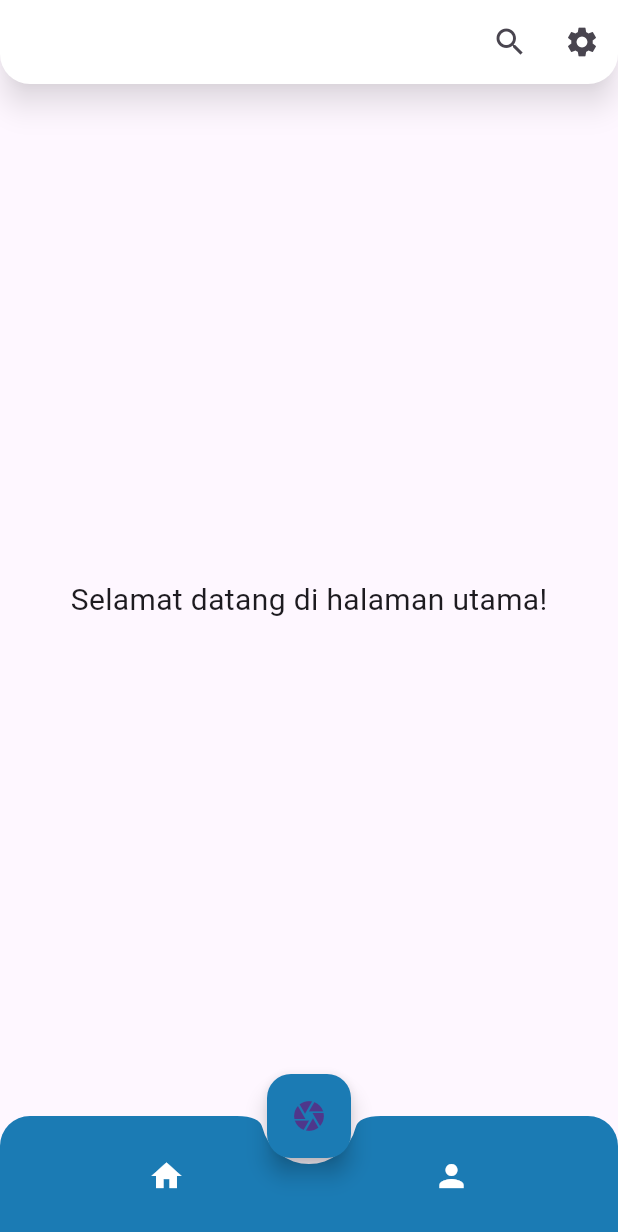
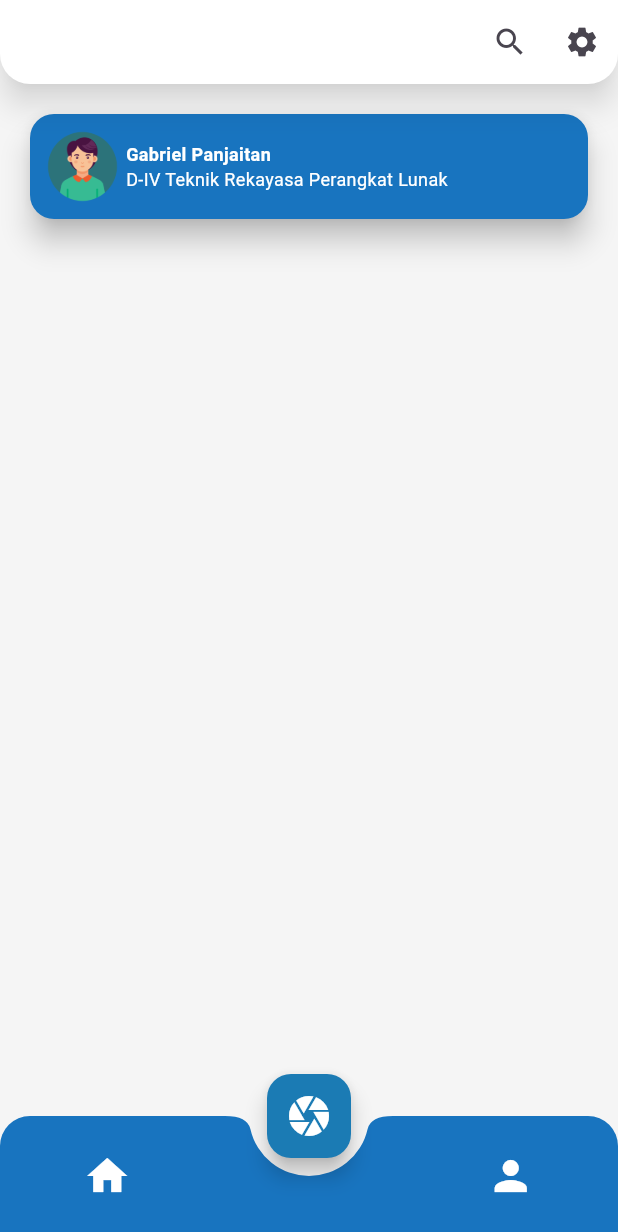
Before and after one commit to pernadi/presensi_app_new_master, a Flutter app: the screen it shows after launch, on a phone screen of 412 x 824 dp. Shown: the top 1232 px of the screen. Run offline on Flutter 3.47's test engine with Material 3 defaults, Android fonts, the phone set to English and light mode, and no system bars.

Commit message:
home page [inprogress]

```diff
--- a/lib/screens/home/home_screen.dart
+++ b/lib/screens/home/home_screen.dart
@@ -1,5 +1,4 @@
 import 'package:flutter/material.dart';
-import 'dart:async';
 
 class HomeScreen extends StatelessWidget {
   const HomeScreen({super.key});
@@ -7,6 +6,7 @@ class HomeScreen extends StatelessWidget {
   @override
   Widget build(BuildContext context) {
     return Scaffold(
+      backgroundColor: const Color(0xFFF5F5F5),
       // AppBar di bagian atas
       appBar: AppBar(
         centerTitle: false,
@@ -34,13 +34,82 @@ class HomeScreen extends StatelessWidget {
           ),
         ],
       ),
+
+
+
       // Body utama
-      body: const Center(
-        child: Text(
-          'Selamat datang di halaman utama!',
-          style: TextStyle(fontSize: 20),
-        ),
+      body: Column(
+        mainAxisAlignment: MainAxisAlignment.start,
+        children: [
+          Padding(
+              padding: const EdgeInsets.all(16.0),
+              child: Card(
+                  color: const Color(0xFF1874BF),
+                  elevation: 8, // Bayangan kartu
+                  shape: RoundedRectangleBorder(
+                    borderRadius: BorderRadius.circular(16), // Radius sudut kartu
+                  ),
+                  child: Padding(
+                    padding: EdgeInsets.all(10.0),
+                    child: Column(
+                      mainAxisAlignment: MainAxisAlignment.start,
+                      children: [
+                        Padding(
+                          padding: EdgeInsets.all(0.0),
+                          child: Row(
+                            children: [
+                              Padding(
+                                  padding: EdgeInsets.all(0.0),
+                                  child: Row(
+                                    children: [
+                                      Image.asset(
+                                        'assets/people.png', // Ganti dengan path gambar Anda
+                                        width: 50, // Lebar gambar
+                                        height: 50, // Tinggi gambar
+                                        fit: BoxFit.cover, // Cara gambar di-fit
+                                      ),
+                                      const Column(
+                                        crossAxisAlignment: CrossAxisAlignment.start,
+                                        children: [
+                                          Padding(
+                                            padding: EdgeInsets.only(left: 4), // kasih jarak bawah 4px
+                                            child: Text(
+                                              "Gabriel Panjaitan",
+                                              style: TextStyle(
+                                                fontSize: 12,
+                                                color: Colors.white,
+                                                fontWeight: FontWeight.bold,
+                                              ),
+                                            ),
+                                          ),
+                                          Padding(
+                                            padding: EdgeInsets.only(left: 4), // kasih jarak atas 4px
+                                            child: Text(
+                                              "D-IV Teknik Rekayasa Perangkat Lunak",
+                                              style: TextStyle(
+                                                fontSize: 12,
+                                                color: Colors.white,
+                                              ),
+                                            ),
+                                          ),
+                                        ],
+                                      )
+                                    ],
+                                  ),
+                                )
+                            ],
+                          ),
+                        )
+                      ],
+                    )
+                  ),
+            ),
+          )
+        ],
       ),
+
+
+
       // BottomAppBar di bagian bawah
       bottomNavigationBar: ClipRRect(
         borderRadius: const BorderRadius.only(
@@ -48,20 +117,42 @@ class HomeScreen extends StatelessWidget {
           topRight: Radius.circular(20),
         ),
         child: BottomAppBar(
-          color: const Color(0xFF1B7BB4),
-          surfaceTintColor: const Color(0xFF1B7BB4),
+          color: const Color(0xFF1874BF), // Warna BottomAppBar #1874BF
+          surfaceTintColor: const Color(0xFF1874BF),
           elevation: 12,
           shape: const CircularNotchedRectangle(),
+          notchMargin: 12.0, // Jarak takik untuk FAB
           child: Row(
-            mainAxisAlignment: MainAxisAlignment.spaceAround,
+            mainAxisAlignment: MainAxisAlignment.spaceBetween,
             children: [
-              IconButton(
-                icon: const Icon(Icons.home, color: Colors.white),
-                onPressed: () {},
+              Expanded(
+                flex: 1,
+                child: Padding(
+                  padding: const EdgeInsets.only(left: 16.0), // Geser ikon home ke kiri
+                  child: IconButton(
+                    icon: const Icon(
+                      Icons.home,
+                      color: Color(0xFFFFFFFF),
+                      size: 32,
+                    ),
+                    onPressed: () {},
+                  ),
+                ),
               ),
-              IconButton(
-                icon: const Icon(Icons.person, color: Colors.white),
-                onPressed: () {},
+              const Spacer(flex: 2), // Ruang untuk takik FAB
+              Expanded(
+                flex: 1,
+                child: Padding(
+                  padding: const EdgeInsets.only(right: 16.0), // Geser ikon person ke kanan
+                  child: IconButton(
+                    icon: const Icon(
+                      Icons.person,
+                      color: Color(0xFFFFFFFF),
+                      size: 32,
+                    ),
+                    onPressed: () {},
+                  ),
+                ),
               ),
             ],
           ),
@@ -73,7 +164,7 @@ class HomeScreen extends StatelessWidget {
 
         },
         backgroundColor: const Color(0xFF1B7BB4),
-        child: const Icon(Icons.camera),
+        child: const Icon(Icons.camera, color: Colors.white, size: 32,),
       ),
       floatingActionButtonLocation: FloatingActionButtonLocation.centerDocked,
     );
--- a/pubspec.yaml
+++ b/pubspec.yaml
@@ -52,6 +52,8 @@ dev_dependencies:
 
 # The following section is specific to Flutter packages.
 flutter:
+  assets:
+  - assets/people.png
 
   # The following line ensures that the Material Icons font is
   # included with your application, so that you can use the icons in
```
Also changed, not shown: assets/people.png (added).
